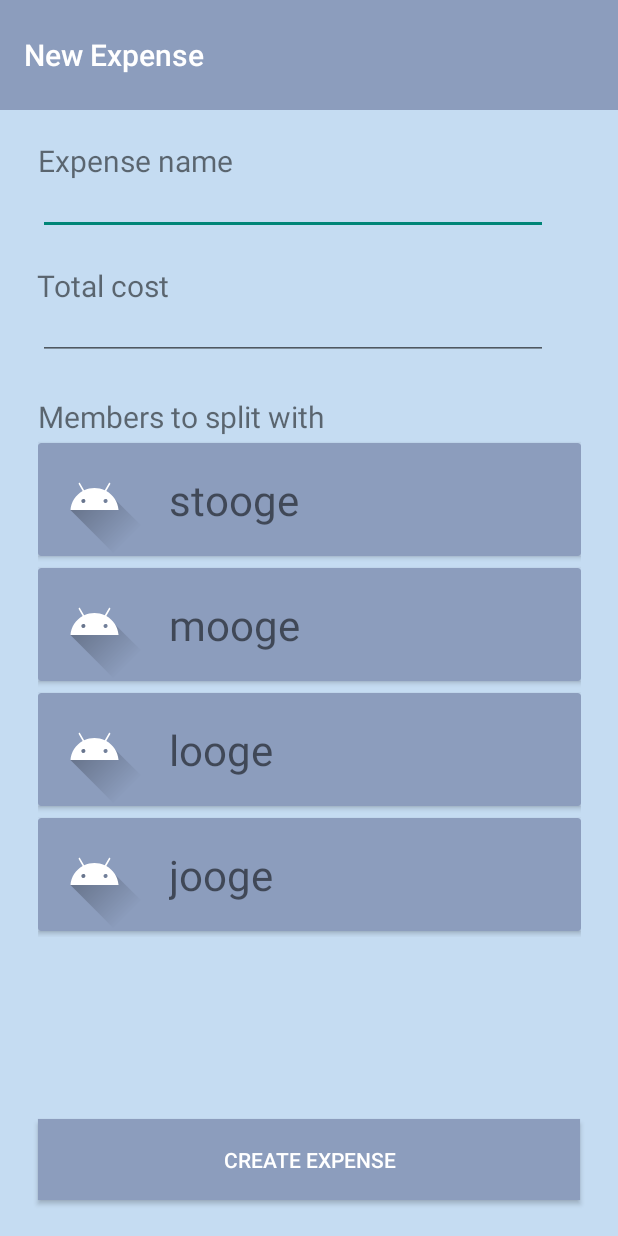
After one commit to stephchi0/pack-pals, an Android app: the NewExpensePageActivity screen opened directly, with no data from a screen before it, on a phone screen of 412 x 824 dp. The commit adds this screen. Run offline under Robolectric (Android 15) with nearby library versions, the phone set to English and light mode, and no system bars.

Commit message:
created new expense page activity and reorganized files

```diff
--- a/app/src/main/AndroidManifest.xml
+++ b/app/src/main/AndroidManifest.xml
@@ -13,7 +13,10 @@
         android:theme="@style/Theme.PackPals"
         tools:targetApi="31">
         <activity
-            android:name=".pages.expenses.ExpensesPageActivity"
+            android:name=".activities.NewExpensePageActivity"
+            android:exported="false" />
+        <activity
+            android:name=".activities.ExpensesPageActivity"
             android:exported="false" />
         <activity
             android:name=".MainActivity"
--- a/app/src/main/java/com/example/packpals/pages/expenses/ExpensesPageActivity.kt
+++ b/app/src/main/java/com/example/packpals/activities/ExpensesPageActivity.kt
@@ -1,15 +1,18 @@
-package com.example.packpals.pages.expenses
+package com.example.packpals.activities
 
+import android.content.Intent
 import android.os.Bundle
 import android.view.LayoutInflater
+import android.widget.Button
 import android.widget.LinearLayout
 import android.widget.TextView
 import androidx.activity.viewModels
 import androidx.appcompat.app.AppCompatActivity
 import com.example.packpals.R
+import com.example.packpals.viewmodels.ExpensesPageViewModel
 
 class ExpensesPageActivity : AppCompatActivity() {
-    private val viewModel: ExpensePageViewModel by viewModels()
+    private val viewModel: ExpensesPageViewModel by viewModels()
 
     override fun onCreate(savedInstanceState: Bundle?) {
         super.onCreate(savedInstanceState)
@@ -31,5 +34,11 @@ class ExpensesPageActivity : AppCompatActivity() {
                 linearLayout.addView(expenseView)
             }
         }
+
+        val addNewExpenseButton = findViewById<Button>(R.id.addNewExpenseButton)
+        addNewExpenseButton.setOnClickListener {
+            val intent = Intent(this, NewExpensePageActivity::class.java)
+            startActivity(intent)
+        }
     }
 }
--- /dev/null
+++ b/app/src/main/java/com/example/packpals/activities/NewExpensePageActivity.kt
@@ -0,0 +1,40 @@
+package com.example.packpals.activities
+
+import androidx.appcompat.app.AppCompatActivity
+import android.os.Bundle
+import android.view.LayoutInflater
+import android.widget.Button
+import android.widget.LinearLayout
+import android.widget.TextView
+import androidx.activity.viewModels
+import com.example.packpals.R
+import com.example.packpals.viewmodels.NewExpensePageViewModel
+
+class NewExpensePageActivity : AppCompatActivity() {
+    private val viewModel: NewExpensePageViewModel by viewModels()
+
+    override fun onCreate(savedInstanceState: Bundle?) {
+        super.onCreate(savedInstanceState)
+        setContentView(R.layout.activity_new_expense_page)
+
+        val linearLayout = findViewById<LinearLayout>(R.id.newExpenseLinearLayout)
+        viewModel.palsList.observe(this) { palsList ->
+            for (pal in palsList) {
+                val addPalView = LayoutInflater.from(this).inflate(R.layout.view_add_pal, linearLayout, false)
+
+                addPalView.findViewById<TextView>(R.id.palName).text = pal.name
+
+                addPalView.setOnClickListener {
+                    println(pal.name)
+                }
+
+                linearLayout.addView(addPalView)
+            }
+        }
+
+        val createExpenseButton = findViewById<Button>(R.id.createExpenseButton)
+        createExpenseButton.setOnClickListener {
+            finish()
+        }
+    }
+}
--- a/app/src/main/java/com/example/packpals/pages/expenses/Expense.kt
+++ b/app/src/main/java/com/example/packpals/models/Expense.kt
@@ -1,4 +1,4 @@
-package com.example.packpals.pages.expenses
+package com.example.packpals.models
 
 data class Expense(
     val id: Int,
--- /dev/null
+++ b/app/src/main/java/com/example/packpals/models/Pal.kt
@@ -0,0 +1,8 @@
+package com.example.packpals.models
+
+data class Pal(
+    val id: Int,
+    val username: String,
+    val name: String,
+    val profilePictureURL: String
+)
--- a/app/src/main/java/com/example/packpals/pages/expenses/ExpensePageViewModel.kt
+++ b/app/src/main/java/com/example/packpals/viewmodels/ExpensesPageViewModel.kt
@@ -1,10 +1,11 @@
-package com.example.packpals.pages.expenses
+package com.example.packpals.viewmodels
 
 import androidx.lifecycle.LiveData
 import androidx.lifecycle.MutableLiveData
 import androidx.lifecycle.ViewModel
+import com.example.packpals.models.Expense
 
-class ExpensePageViewModel : ViewModel() {
+class ExpensesPageViewModel : ViewModel() {
     val expensesList: LiveData<List<Expense>> = MutableLiveData(
         listOf(
             Expense(1, "dinner at bk?", "06/21/2023", 5.62),
--- /dev/null
+++ b/app/src/main/java/com/example/packpals/viewmodels/NewExpensePageViewModel.kt
@@ -0,0 +1,17 @@
+package com.example.packpals.viewmodels
+
+import androidx.lifecycle.LiveData
+import androidx.lifecycle.MutableLiveData
+import androidx.lifecycle.ViewModel
+import com.example.packpals.models.Pal
+
+class NewExpensePageViewModel : ViewModel() {
+    val palsList: LiveData<List<Pal>> = MutableLiveData(
+        listOf(
+            Pal(1, "username123", "stooge", ""),
+            Pal(2, "mooge246", "mooge", ""),
+            Pal(3, "test998", "looge", ""),
+            Pal(4, "bruh999", "jooge", "")
+        )
+    )
+}
--- a/app/src/main/res/layout/activity_expenses_page.xml
+++ b/app/src/main/res/layout/activity_expenses_page.xml
@@ -5,7 +5,7 @@
     android:layout_width="match_parent"
     android:layout_height="match_parent"
     android:background="@color/light_blue"
-    tools:context=".pages.expenses.ExpensesPageActivity">
+    tools:context=".activities.ExpensesPageActivity">
 
     <Button
         android:id="@+id/addNewExpenseButton"
--- /dev/null
+++ b/app/src/main/res/layout/activity_new_expense_page.xml
@@ -0,0 +1,113 @@
+<?xml version="1.0" encoding="utf-8"?>
+<androidx.constraintlayout.widget.ConstraintLayout xmlns:android="http://schemas.android.com/apk/res/android"
+    xmlns:app="http://schemas.android.com/apk/res-auto"
+    xmlns:tools="http://schemas.android.com/tools"
+    android:layout_width="match_parent"
+    android:layout_height="match_parent"
+    android:background="@color/light_blue"
+    tools:context=".activities.NewExpensePageActivity">
+
+    <Button
+        android:id="@+id/createExpenseButton"
+        android:layout_width="361dp"
+        android:layout_height="54dp"
+        android:layout_marginBottom="24dp"
+        android:background="@color/dark_blue"
+        android:text="Create Expense"
+        android:textColor="@color/white"
+        app:layout_constraintBottom_toBottomOf="parent"
+        app:layout_constraintEnd_toEndOf="parent"
+        app:layout_constraintHorizontal_bias="0.494"
+        app:layout_constraintStart_toStartOf="parent" />
+
+    <androidx.appcompat.widget.Toolbar
+        android:id="@+id/toolbar"
+        android:layout_width="match_parent"
+        android:layout_height="73dp"
+        android:background="@color/dark_blue"
+        android:minHeight="?attr/actionBarSize"
+        android:theme="?attr/actionBarTheme"
+        app:layout_constraintEnd_toEndOf="parent"
+        app:layout_constraintStart_toStartOf="parent"
+        app:layout_constraintTop_toTopOf="parent"
+        app:title="New Expense"
+        app:titleTextColor="@color/white" />
+
+    <EditText
+        android:id="@+id/expenseNameInput"
+        android:layout_width="340dp"
+        android:layout_height="32dp"
+        android:layout_marginTop="4dp"
+        android:ems="10"
+        android:inputType="text"
+        app:layout_constraintEnd_toEndOf="parent"
+        app:layout_constraintHorizontal_bias="0.352"
+        app:layout_constraintStart_toStartOf="parent"
+        app:layout_constraintTop_toBottomOf="@+id/expenseNameLabel" />
+
+    <EditText
+        android:id="@+id/totalCostInput"
+        android:layout_width="340dp"
+        android:layout_height="32dp"
+        android:layout_marginTop="4dp"
+        android:ems="10"
+        android:inputType="text"
+        app:layout_constraintEnd_toEndOf="parent"
+        app:layout_constraintHorizontal_bias="0.352"
+        app:layout_constraintStart_toStartOf="parent"
+        app:layout_constraintTop_toBottomOf="@+id/totalCostLabel" />
+
+    <TextView
+        android:id="@+id/expenseNameLabel"
+        android:layout_width="wrap_content"
+        android:layout_height="wrap_content"
+        android:layout_marginTop="20dp"
+        android:text="Expense name"
+        android:textSize="20sp"
+        app:layout_constraintEnd_toEndOf="parent"
+        app:layout_constraintHorizontal_bias="0.089"
+        app:layout_constraintStart_toStartOf="parent"
+        app:layout_constraintTop_toBottomOf="@+id/toolbar" />
+
+    <TextView
+        android:id="@+id/totalCostLabel"
+        android:layout_width="wrap_content"
+        android:layout_height="wrap_content"
+        android:layout_marginTop="20dp"
+        android:text="Total cost"
+        android:textSize="20sp"
+        app:layout_constraintEnd_toEndOf="parent"
+        app:layout_constraintHorizontal_bias="0.077"
+        app:layout_constraintStart_toStartOf="parent"
+        app:layout_constraintTop_toBottomOf="@+id/expenseNameInput" />
+
+    <TextView
+        android:id="@+id/membersLabel"
+        android:layout_width="wrap_content"
+        android:layout_height="wrap_content"
+        android:layout_marginTop="24dp"
+        android:text="Members to split with"
+        android:textSize="20sp"
+        app:layout_constraintEnd_toEndOf="parent"
+        app:layout_constraintHorizontal_bias="0.115"
+        app:layout_constraintStart_toStartOf="parent"
+        app:layout_constraintTop_toBottomOf="@+id/totalCostInput" />
+
+    <ScrollView
+        android:layout_width="362dp"
+        android:layout_height="349dp"
+        app:layout_constraintBottom_toTopOf="@+id/createExpenseButton"
+        app:layout_constraintEnd_toEndOf="parent"
+        app:layout_constraintHorizontal_bias="0.507"
+        app:layout_constraintStart_toStartOf="parent"
+        app:layout_constraintTop_toBottomOf="@+id/membersLabel"
+        app:layout_constraintVertical_bias="0.0">
+
+        <LinearLayout
+            android:id="@+id/newExpenseLinearLayout"
+            android:layout_width="match_parent"
+            android:layout_height="wrap_content"
+            android:orientation="vertical" />
+    </ScrollView>
+
+</androidx.constraintlayout.widget.ConstraintLayout>
--- /dev/null
+++ b/app/src/main/res/layout/view_add_pal.xml
@@ -0,0 +1,32 @@
+<?xml version="1.0" encoding="utf-8"?>
+<androidx.cardview.widget.CardView xmlns:android="http://schemas.android.com/apk/res/android"
+    xmlns:app="http://schemas.android.com/apk/res-auto"
+    xmlns:tools="http://schemas.android.com/tools"
+    android:layout_width="match_parent"
+    android:layout_height="75dp"
+    android:layout_marginTop="4dp"
+    android:layout_marginBottom="4dp"
+    app:cardBackgroundColor="@color/dark_blue">
+
+    <LinearLayout
+        android:layout_width="match_parent"
+        android:layout_height="match_parent"
+        android:orientation="horizontal">
+
+        <ImageView
+            android:id="@+id/imageView2"
+            android:layout_width="75dp"
+            android:layout_height="match_parent"
+            android:layout_weight="0"
+            app:srcCompat="@drawable/ic_launcher_foreground" />
+
+        <TextView
+            android:id="@+id/palName"
+            android:layout_width="262dp"
+            android:layout_height="match_parent"
+            android:layout_weight="1"
+            android:gravity="center_vertical"
+            android:paddingLeft="12dp"
+            android:textSize="28sp" />
+    </LinearLayout>
+</androidx.cardview.widget.CardView>
```
